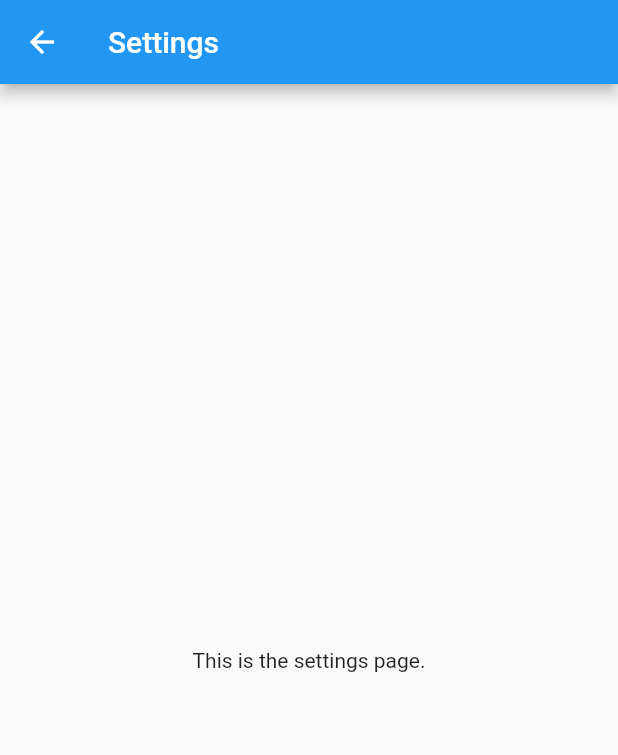
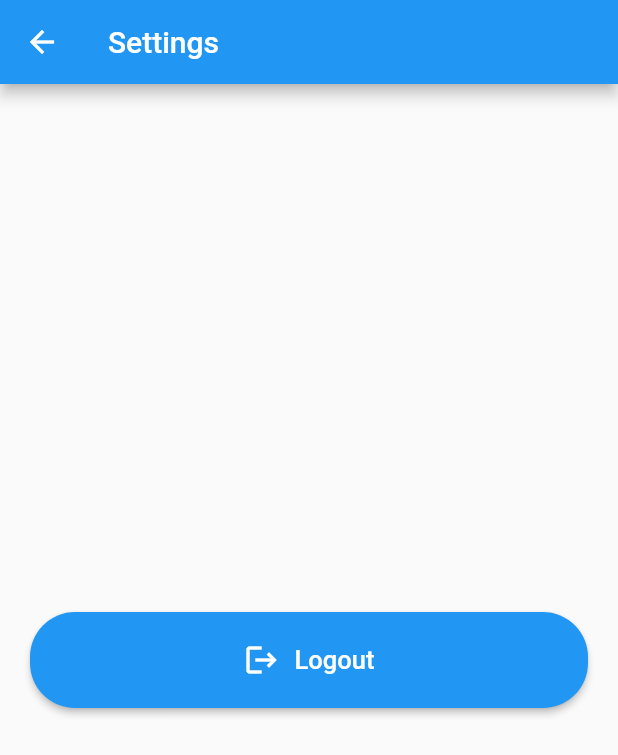
Before and after one commit to Daiiiin/mobdev_midterm, a Flutter app: the Settings screen opened by its route, on a phone screen of 412 x 824 dp. Shown: the top 755 px of the screen. Run offline on Flutter 3.47's test engine with Material 2 defaults, Android fonts, the light colour scheme and no system bars; our stand-ins replace google_fonts.

Commit message:
done settings

```diff
--- a/lib/screens/settings_screen.dart
+++ b/lib/screens/settings_screen.dart
@@ -1,18 +1,37 @@
 import 'package:flutter/material.dart';
+import 'package:mobdev_midterm/screens/login_screen.dart';
+import 'package:mobdev_midterm/widgets/buttons/primary_button.dart';
 
-class Settings extends StatelessWidget {
+class Settings extends StatefulWidget {
   static const String routeName = "settings";
   const Settings({super.key});
 
+  @override
+  State<Settings> createState() => _SettingsState();
+}
+
+class _SettingsState extends State<Settings> {
   @override
   Widget build(BuildContext context) {
     return Scaffold(
       appBar: AppBar(
         title: const Text("Settings"),
       ),
-      body: const Center(
-        child: Text("This is the settings page."),
-      ),
+      body: Container(
+          padding: const EdgeInsets.symmetric(horizontal: 20.0),
+          child: Center(
+            child: Column(
+              mainAxisAlignment: MainAxisAlignment.center,
+              children: [
+                PrimaryButton(
+                    text: "Logout", icon: Icons.logout, onPressed: logout)
+              ],
+            ),
+          )),
     );
   }
+
+  void logout() {
+    Navigator.pushReplacementNamed(context, LoginScreen.routeName);
+  }
 }
```
